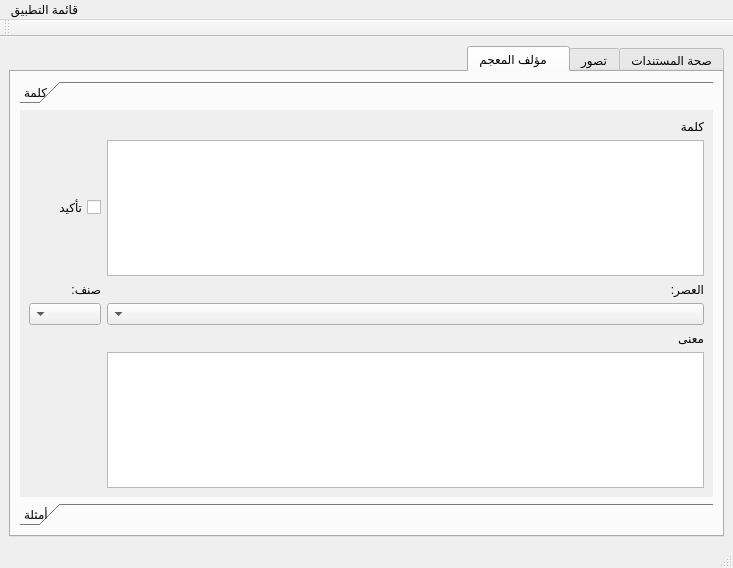
First picture: the form in UI/TAL.ui, repository naila-houacine/basicUi, before the edit.
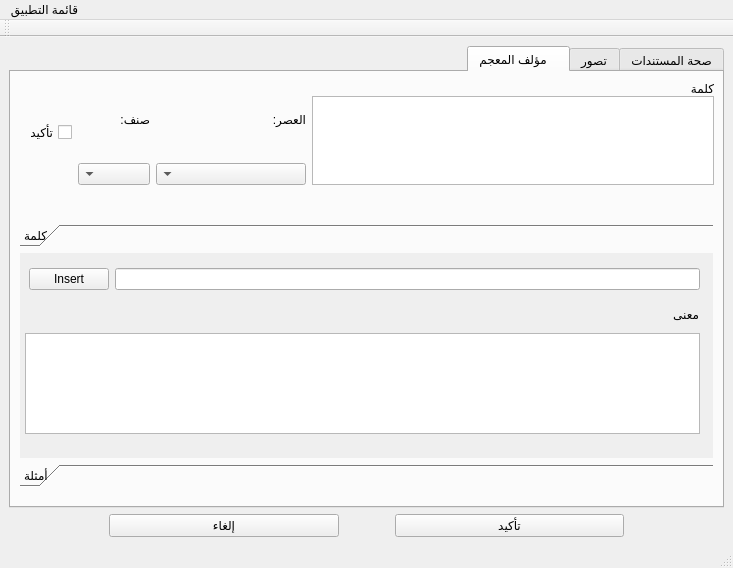
Second picture: the form after the edit. The open tabs and pages were chosen to show the change.

What changed in the file:
```diff
--- a/UI/TAL.ui
+++ b/UI/TAL.ui
@@ -182,14 +182,20 @@
        <attribute name="title">
         <string>مؤلف المعجم   </string>
        </attribute>
-       <layout class="QVBoxLayout" name="verticalLayout_6">
-        <item>
          <widget class="QToolBox" name="toolBox">
+        <property name="geometry">
+         <rect>
+          <x>9</x>
+          <y>152</y>
+          <width>693</width>
+          <height>263</height>
+         </rect>
+        </property>
           <property name="layoutDirection">
            <enum>Qt::RightToLeft</enum>
           </property>
           <property name="currentIndex">
-           <number>0</number>
+         <number>1</number>
           </property>
           <widget class="QWidget" name="page">
            <property name="geometry">
@@ -197,7 +203,7 @@
              <x>0</x>
              <y>0</y>
              <width>693</width>
-             <height>365</height>
+           <height>191</height>
             </rect>
            </property>
            <property name="mouseTracking">
@@ -206,63 +212,64 @@
            <attribute name="label">
             <string>كلمة</string>
            </attribute>
-           <layout class="QVBoxLayout" name="verticalLayout_3">
-            <item>
-             <layout class="QGridLayout" name="gridLayout_2">
-              <item row="12" column="0">
-               <widget class="QListView" name="listmeaning"/>
-              </item>
-              <item row="8" column="1">
-               <widget class="QComboBox" name="genre"/>
-              </item>
-              <item row="8" column="0">
-               <widget class="QComboBox" name="period"/>
-              </item>
-              <item row="2" column="0">
-               <widget class="QLabel" name="label_3">
-                <property name="text">
-                 <string>كلمة</string>
-                </property>
-               </widget>
-              </item>
-              <item row="7" column="1">
-               <widget class="QLabel" name="label_7">
-                <property name="text">
-                 <string>صنف:</string>
-                </property>
-               </widget>
-              </item>
-              <item row="7" column="0">
-               <widget class="QLabel" name="label_6">
-                <property name="text">
-                 <string>العصر:</string>
-                </property>
-               </widget>
-              </item>
-              <item row="3" column="0">
-               <widget class="QTextEdit" name="wordtext">
-                <property name="overwriteMode">
-                 <bool>false</bool>
-                </property>
-               </widget>
-              </item>
-              <item row="9" column="0">
+         <widget class="QTableWidget" name="listmeaning">
+          <property name="geometry">
+           <rect>
+            <x>5</x>
+            <y>80</y>
+            <width>675</width>
+            <height>101</height>
+           </rect>
+          </property>
+          <attribute name="horizontalHeaderStretchLastSection">
+           <bool>true</bool>
+          </attribute>
+          <attribute name="verticalHeaderStretchLastSection">
+           <bool>true</bool>
+          </attribute>
+         </widget>
                <widget class="QLabel" name="label_5">
+          <property name="geometry">
+           <rect>
+            <x>650</x>
+            <y>50</y>
+            <width>29</width>
+            <height>22</height>
+           </rect>
+          </property>
                 <property name="text">
                  <string>معنى</string>
                 </property>
                </widget>
-              </item>
-              <item row="3" column="1">
-               <widget class="QCheckBox" name="checkword">
+         <widget class="QWidget" name="">
+          <property name="geometry">
+           <rect>
+            <x>9</x>
+            <y>10</y>
+            <width>671</width>
+            <height>32</height>
+           </rect>
+          </property>
+          <layout class="QHBoxLayout" name="horizontalLayout_8">
+           <item>
+            <widget class="QLineEdit" name="editmeaning">
+             <property name="layoutDirection">
+              <enum>Qt::RightToLeft</enum>
+             </property>
+             <property name="text">
+              <string/>
+             </property>
+            </widget>
+           </item>
+           <item>
+            <widget class="QPushButton" name="insertmeaning">
                 <property name="text">
-                 <string>تأكيد</string>
+              <string>Insert</string>
                 </property>
                </widget>
               </item>
              </layout>
-            </item>
-           </layout>
+         </widget>
           </widget>
           <widget class="QWidget" name="Examples">
            <property name="geometry">
@@ -270,25 +277,172 @@
              <x>0</x>
              <y>0</y>
              <width>693</width>
-             <height>365</height>
+           <height>191</height>
             </rect>
            </property>
            <attribute name="label">
             <string>أمثلة</string>
            </attribute>
-           <layout class="QVBoxLayout" name="verticalLayout_2">
-            <item>
              <widget class="QLabel" name="label_4">
+          <property name="geometry">
+           <rect>
+            <x>9</x>
+            <y>81</y>
+            <width>140</width>
+            <height>22</height>
+           </rect>
+          </property>
               <property name="text">
                <string>أمثلة مرتبة حسب المقياس</string>
               </property>
              </widget>
+         <widget class="QWidget" name="">
+          <layout class="QHBoxLayout" name="horizontalLayout_4"/>
+         </widget>
+         <widget class="QTableWidget" name="exampleslist">
+          <property name="geometry">
+           <rect>
+            <x>9</x>
+            <y>109</y>
+            <width>661</width>
+            <height>70</height>
+           </rect>
+          </property>
+          <attribute name="horizontalHeaderStretchLastSection">
+           <bool>true</bool>
+          </attribute>
+          <attribute name="verticalHeaderStretchLastSection">
+           <bool>true</bool>
+          </attribute>
+         </widget>
+         <widget class="QWidget" name="">
+          <property name="geometry">
+           <rect>
+            <x>9</x>
+            <y>9</y>
+            <width>681</width>
+            <height>32</height>
+           </rect>
+          </property>
+          <layout class="QHBoxLayout" name="horizontalLayout_9">
+           <item>
+            <widget class="QLineEdit" name="modifyexample"/>
             </item>
             <item>
-             <widget class="QTableView" name="tableView"/>
-            </item>
+            <widget class="QPushButton" name="insertexample">
+             <property name="text">
+              <string>Insert example</string>
+             </property>
+            </widget>
+           </item>
+          </layout>
+         </widget>
+        </widget>
+       </widget>
+       <widget class="QWidget" name="">
+        <property name="geometry">
+         <rect>
+          <x>12</x>
+          <y>9</y>
+          <width>691</width>
+          <height>104</height>
+         </rect>
+        </property>
+        <layout class="QHBoxLayout" name="horizontalLayout_7">
             <item>
-             <layout class="QHBoxLayout" name="horizontalLayout_4">
+          <layout class="QHBoxLayout" name="horizontalLayout_6">
+           <item>
+            <layout class="QVBoxLayout" name="verticalLayout_2">
+             <property name="spacing">
+              <number>0</number>
+             </property>
+             <item>
+              <widget class="QLabel" name="label_3">
+               <property name="text">
+                <string>كلمة</string>
+               </property>
+              </widget>
+             </item>
+             <item>
+              <widget class="QTextEdit" name="wordtext">
+               <property name="overwriteMode">
+                <bool>false</bool>
+               </property>
+              </widget>
+             </item>
+            </layout>
+           </item>
+           <item>
+            <layout class="QHBoxLayout" name="horizontalLayout_5">
+             <item>
+              <layout class="QVBoxLayout" name="verticalLayout_6">
+               <item>
+                <widget class="QLabel" name="label_6">
+                 <property name="text">
+                  <string>العصر:</string>
+                 </property>
+                </widget>
+               </item>
+               <item>
+                <widget class="QComboBox" name="period">
+                 <property name="minimumSize">
+                  <size>
+                   <width>150</width>
+                   <height>0</height>
+                  </size>
+                 </property>
+                </widget>
+               </item>
+              </layout>
+             </item>
+             <item>
+              <layout class="QVBoxLayout" name="verticalLayout_7">
+               <item>
+                <widget class="QLabel" name="label_7">
+                 <property name="text">
+                  <string>صنف:</string>
+                 </property>
+                </widget>
+               </item>
+               <item>
+                <widget class="QComboBox" name="genre"/>
+               </item>
+              </layout>
+             </item>
+            </layout>
+           </item>
+          </layout>
+         </item>
+         <item>
+          <widget class="QCheckBox" name="checkword">
+           <property name="text">
+            <string>تأكيد</string>
+           </property>
+          </widget>
+         </item>
+        </layout>
+       </widget>
+      </widget>
+     </widget>
+    </item>
+    <item>
+     <layout class="QHBoxLayout" name="horizontalLayout_2">
+      <item>
+       <spacer name="horizontalSpacer_4">
+        <property name="orientation">
+         <enum>Qt::Horizontal</enum>
+        </property>
+        <property name="sizeType">
+         <enum>QSizePolicy::Maximum</enum>
+        </property>
+        <property name="sizeHint" stdset="0">
+         <size>
+          <width>100</width>
+          <height>20</height>
+         </size>
+        </property>
+       </spacer>
+      </item>
               <item>
                <widget class="QPushButton" name="pushButton_3">
                 <property name="text">
@@ -296,6 +450,22 @@
                 </property>
                </widget>
               </item>
+      <item>
+       <spacer name="horizontalSpacer_2">
+        <property name="orientation">
+         <enum>Qt::Horizontal</enum>
+        </property>
+        <property name="sizeType">
+         <enum>QSizePolicy::Maximum</enum>
+        </property>
+        <property name="sizeHint" stdset="0">
+         <size>
+          <width>50</width>
+          <height>20</height>
+         </size>
+        </property>
+       </spacer>
+      </item>
               <item>
                <widget class="QPushButton" name="pushButton_4">
                 <property name="text">
@@ -303,15 +473,23 @@
                 </property>
                </widget>
               </item>
-             </layout>
-            </item>
-           </layout>
-          </widget>
-         </widget>
-        </item>
-       </layout>
-      </widget>
-     </widget>
+      <item>
+       <spacer name="horizontalSpacer_3">
+        <property name="orientation">
+         <enum>Qt::Horizontal</enum>
+        </property>
+        <property name="sizeType">
+         <enum>QSizePolicy::Maximum</enum>
+        </property>
+        <property name="sizeHint" stdset="0">
+         <size>
+          <width>100</width>
+          <height>20</height>
+         </size>
+        </property>
+       </spacer>
+      </item>
+     </layout>
     </item>
    </layout>
   </widget>
@@ -360,7 +538,7 @@
   </widget>
   <action name="actionquit">
    <property name="text">
-    <string>quit</string>
+    <string>&amp;quit</string>
    </property>
    <property name="font">
     <font>
```
Lines whose indentation alone changed are shown as unchanged.
